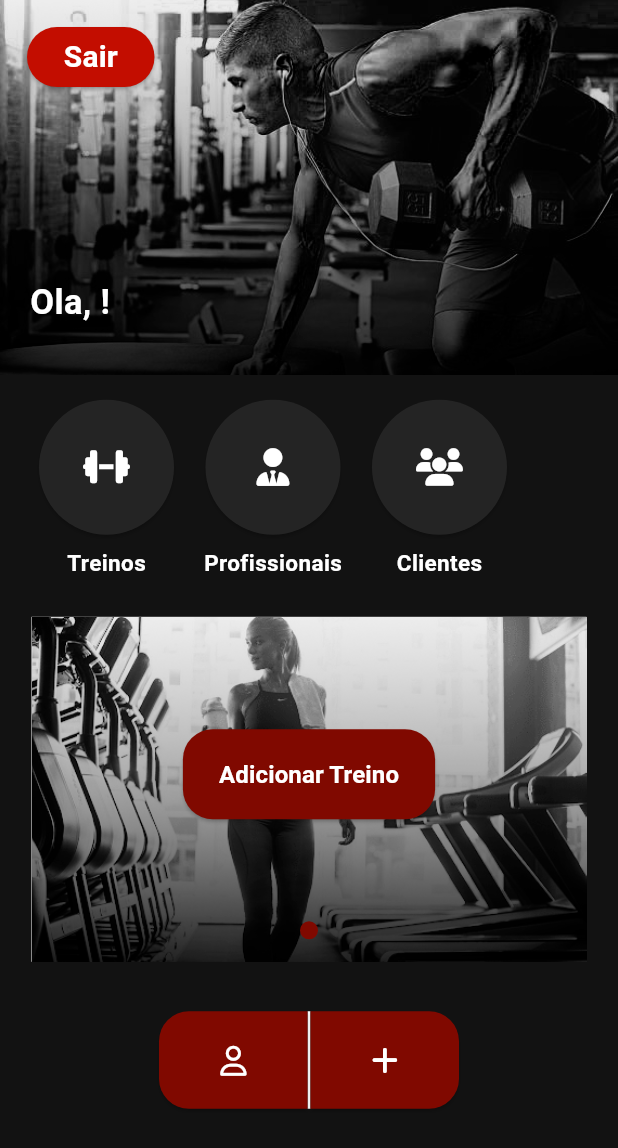
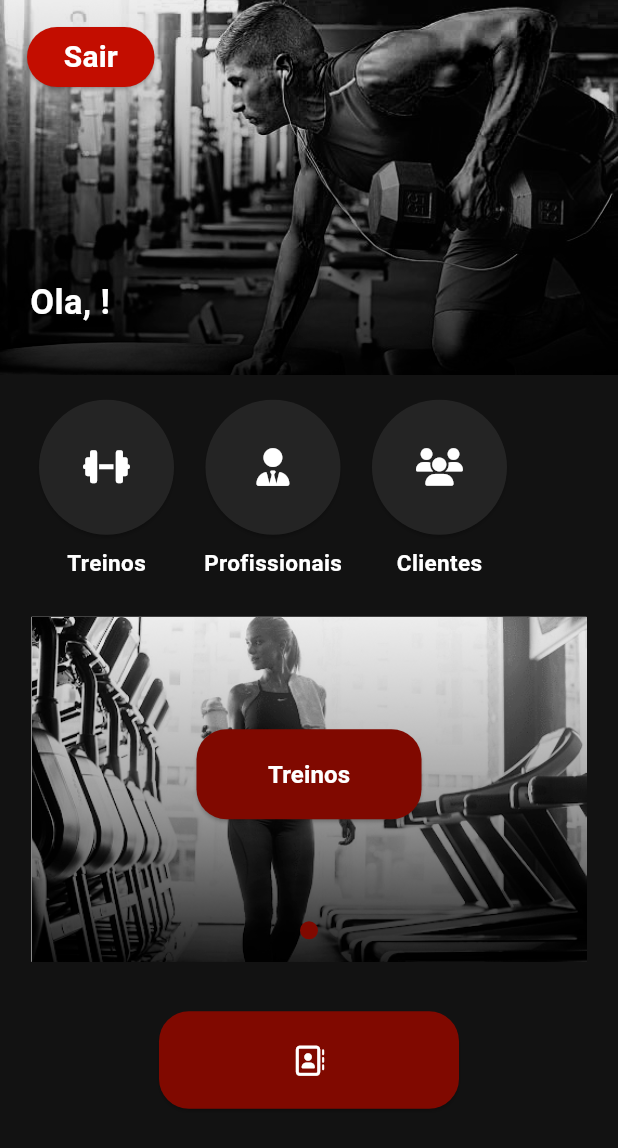
Before and after one commit to superchokkk/gym_app, a Flutter app: the DashboardPage screen opened directly with empty values, on a phone screen of 412 x 824 dp. Shown: the top 1148 px of the screen. Run offline on Flutter 3.47's test engine with Material 3 defaults, Android fonts, the phone set to English and light mode, and no system bars; our stand-ins replace font_awesome_flutter; missing offline and left inert: dart:ffi; network calls fail.

Commit message:
ctt adm + atalho treino

```diff
--- a/lib/api/mudarStatus.dart
+++ b/lib/api/mudarStatus.dart
@@ -13,10 +13,8 @@ Future<Cliente> fecthClientesId(int ref) async {
       headers: {'Content-Type': 'application/json'},
       body: parametro,
     );
-    print('Response status: ${response.statusCode}');
     if (response.statusCode == 200) {
       final data = jsonDecode(response.body);
-      print('JSON recebido: $data');
       return Cliente.fromJson(data);
     } else {
       throw Exception('API Error: ${response.statusCode}');
--- a/lib/pages/dashboard_page/footer/DashboardFooter.dart
+++ b/lib/pages/dashboard_page/footer/DashboardFooter.dart
@@ -2,8 +2,8 @@
 
 import 'package:flutter/material.dart';
 import 'package:font_awesome_flutter/font_awesome_flutter.dart';
-//import 'package:gym_management/pages/common/constants/ColorsConst.dart';
 import 'package:gym_management/pages/dashboard_page/footer/buttons/FooterButtons.dart';
+import 'package:gym_management/pages/dashboard_page/footer/contatoGym.dart';
 
 class DashboardFooter extends StatelessWidget {
   final double width = 200;
@@ -18,43 +18,21 @@ class DashboardFooter extends StatelessWidget {
     return SizedBox(
       width: width,
       height: height,
-      child: Row(
-        mainAxisAlignment: MainAxisAlignment.spaceBetween,
-        children: <Widget>[
-          Container(
-              decoration: const BoxDecoration(
-                border:
-                    Border(right: BorderSide(color: Colors.white, width: 1)),
+      child: FooterButton(
+        borderRadius: const BorderRadius.all(
+          Radius.circular(20),
+        ),
+        width: width,
+        height: height,
+        onPressed: () {
+          Navigator.push(
+              context,
+              MaterialPageRoute(
+                builder: (context) => ContatoGymPage(),
               ),
-              child: FooterButton(
-                borderRadius: const BorderRadius.only(
-                  topLeft: Radius.circular(20),
-                  bottomLeft: Radius.circular(20),
-                ),
-                width: width / 2,
-                height: height,
-                onPressed: () {
-                  print("Btn user pressed!");
-                },
-                icon: FontAwesomeIcons.user,
-              )),
-          Container(
-              decoration: const BoxDecoration(
-                border: Border(left: BorderSide(color: Colors.white, width: 1)),
-              ),
-              child: FooterButton(
-                borderRadius: const BorderRadius.only(
-                  topRight: Radius.circular(20),
-                  bottomRight: Radius.circular(20),
-                ),
-                width: width / 2,
-                height: height,
-                onPressed: () {
-                  print("Btn user pressed!");
-                },
-                icon: FontAwesomeIcons.plus,
-              )),
-        ],
+            );
+        },
+        icon: FontAwesomeIcons.addressBook,
       ),
     );
   }
--- a/lib/pages/dashboard_page/slider/DashboardSlider.dart
+++ b/lib/pages/dashboard_page/slider/DashboardSlider.dart
@@ -37,13 +37,9 @@ class _DashboardSliderState extends State<DashboardSlider> {
     super.initState();
     ClienteNivel = widget.clienteNivel;
     navBtn = ButtonConfigs(
-      identidificador: widget.clienteId,
-      clienteNivel: ClienteNivel
-    );
+        identidificador: widget.clienteId, clienteNivel: ClienteNivel);
     _slides = List.generate(
-      imagePaths.length,
-      (index) => ImageSlide(imagePath: imagePaths[index])
-    );
+        imagePaths.length, (index) => ImageSlide(imagePath: imagePaths[index]));
   }
 
   @override
@@ -69,12 +65,14 @@ class _DashboardSliderState extends State<DashboardSlider> {
                       _slides[index],
                       Align(
                         alignment: Alignment.topCenter,
-                          child: DashboardImageBtn(
+                        child : DashboardImageBtn(
                           btnText: Text(
                             navBtn.dashboardSliderButtonsConfig[index]['text'],
                             style: TextStylesConst.dashboardSliderBtnTextStyle,
                           ),
-                            onPressed: navBtn.dashboardSliderButtonsConfig[index]['onPressed'],
+                          onPressed: () =>
+                              navBtn.dashboardSliderButtonsConfig[index]
+                                  ['onPressed'](context),
                         ),
                       ),
                     ],
```
Also changed, not shown: lib/pages/common/constants/ButtonConfig.dart (+15 -10 lines), lib/pages/dashboard_page/footer/contatoGym.dart (added, +133 -0 lines). Lines whose indentation alone changed are shown as unchanged.
